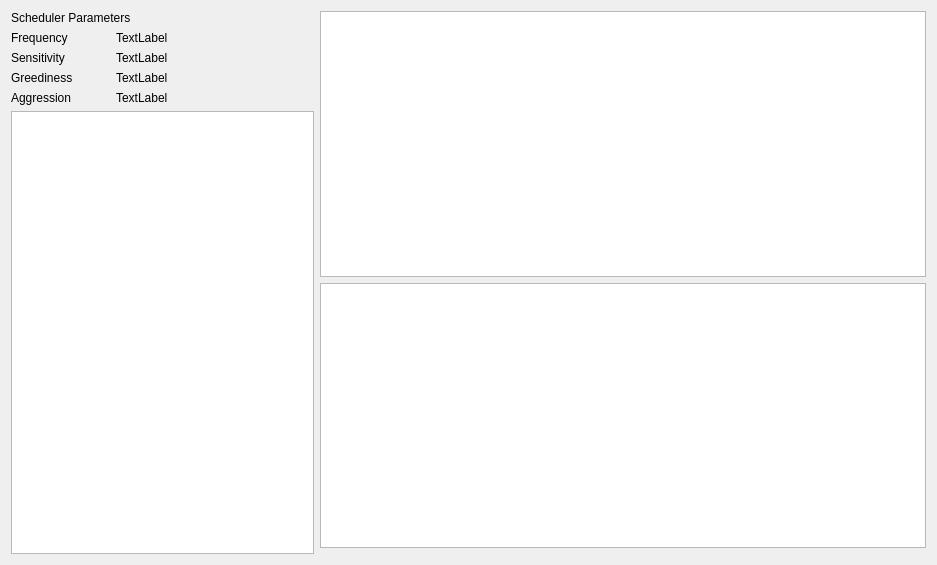
The window that src/thewall/system/resourcemonitorwidget.ui (sungwonnam/SAGENext) describes before a commit, drawn with Qt 5.
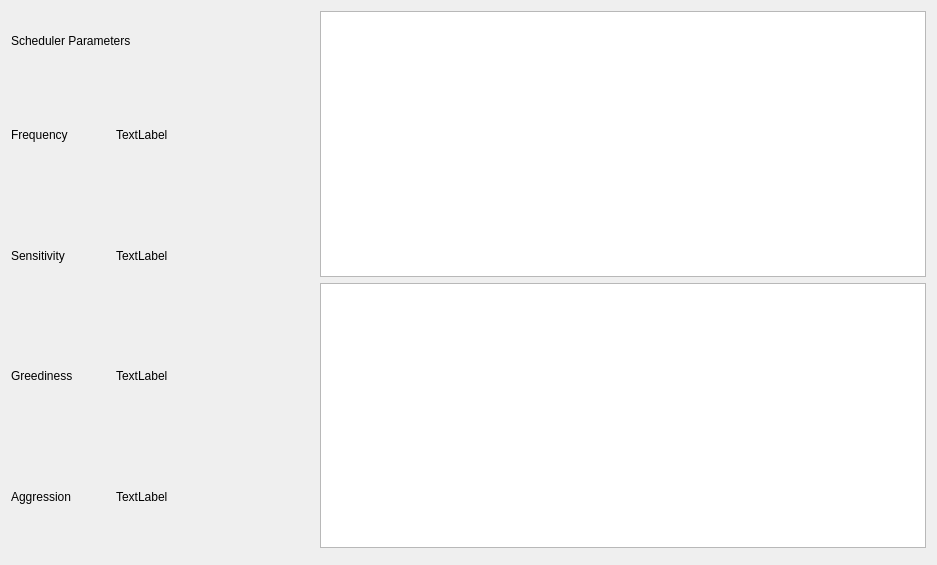
The same window after the commit.

```diff
--- a/src/thewall/system/resourcemonitorwidget.ui
+++ b/src/thewall/system/resourcemonitorwidget.ui
@@ -15,7 +15,7 @@
   </property>
   <layout class="QHBoxLayout" name="rootHLayout" stretch="1,2">
    <item>
-    <layout class="QVBoxLayout" name="vLayoutOnTheLeft" stretch="0,1,2">
+    <layout class="QVBoxLayout" name="vLayoutOnTheLeft" stretch="0,1">
      <item>
       <layout class="QVBoxLayout" name="vlayout_schedparam" stretch="1,8">
        <item>
@@ -90,9 +90,6 @@
      <item>
       <layout class="QVBoxLayout" name="vLayout_percpu"/>
      </item>
-     <item>
-      <widget class="QTableWidget" name="perfPerPriorityRankTable"/>
-     </item>
     </layout>
    </item>
    <item>
```
Left out of the diff: 2 changed lines with no effect on the pictures.
